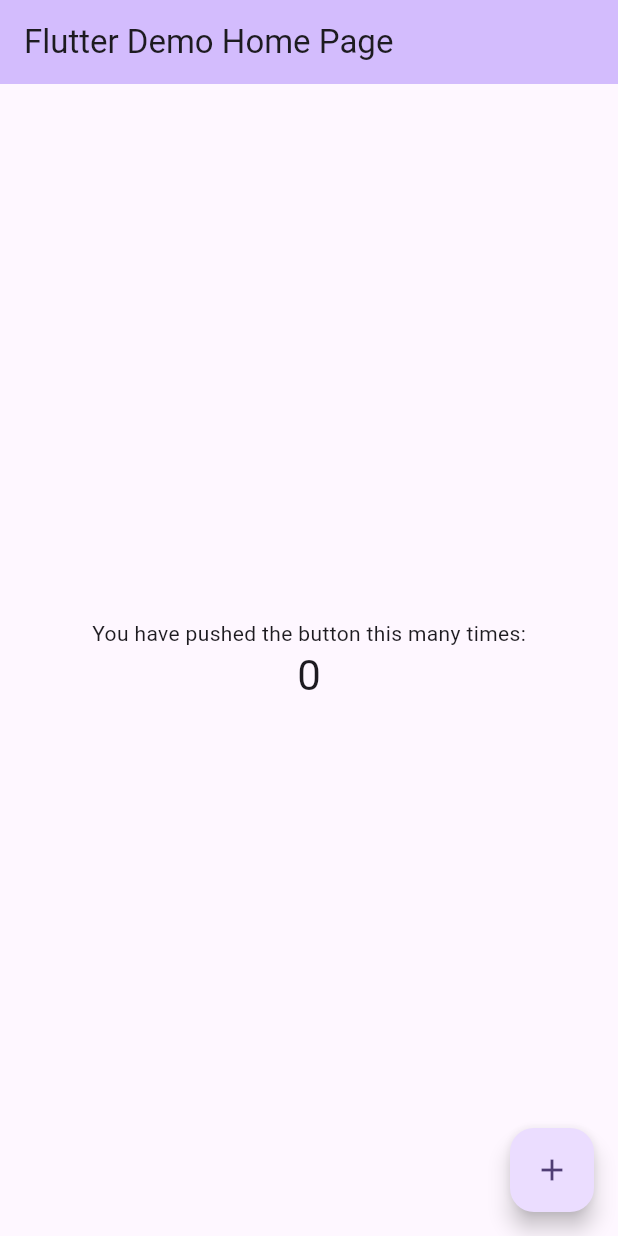
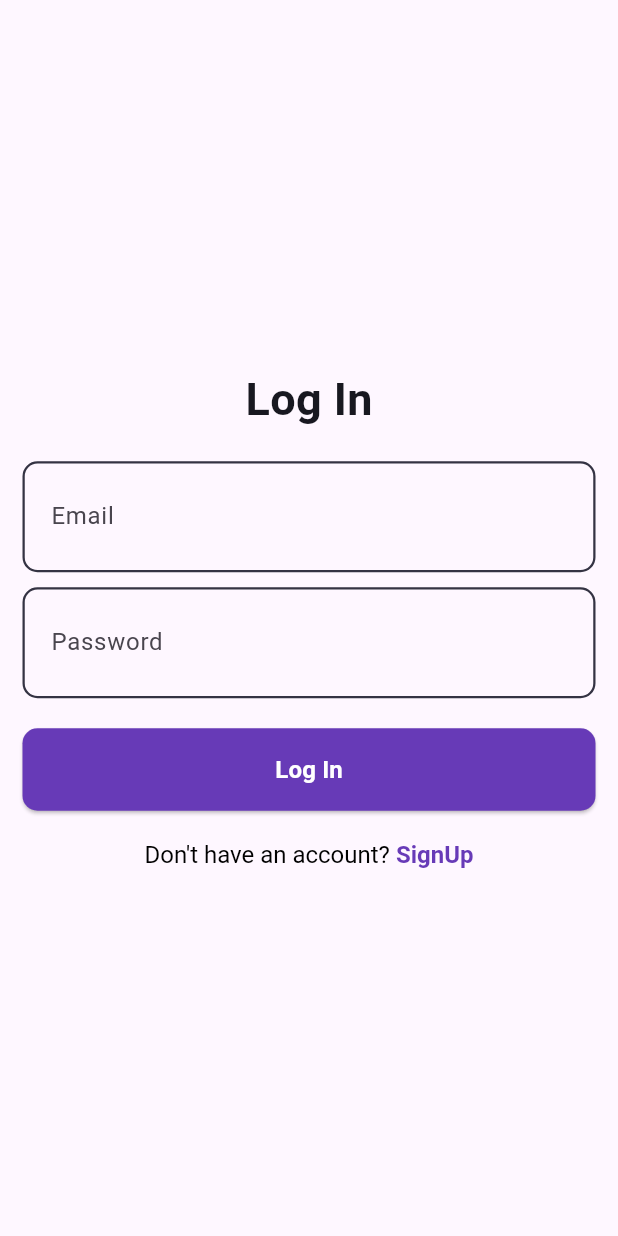
Before and after one commit to SherazArshad001/EstateVerify, a Flutter app: the screen it shows after launch, on a phone screen of 412 x 824 dp. Run offline on Flutter 3.47's test engine with Material 3 defaults, Android fonts, the phone set to English and light mode, and no system bars; our stand-ins replace bloc, go_router.

Commit message:
Auth Screen Finished

```diff
--- /dev/null
+++ b/devtools_options.yaml
@@ -0,0 +1,3 @@
+description: This file stores settings for Dart & Flutter DevTools.
+documentation: https://docs.flutter.dev/tools/devtools/extensions#configure-extension-enablement-states
+extensions:
--- /dev/null
+++ b/lib/config/routes/go_router.dart
@@ -0,0 +1,19 @@
+import 'package:go_router/go_router.dart';
+import 'package:real_estate_app/feature/auth/presentation/pages/login_page.dart';
+import 'package:real_estate_app/feature/auth/presentation/pages/signup_page.dart';
+
+class AppRouter {
+  static final GoRouter router = GoRouter(
+    initialLocation: '/login',
+    routes: [
+      GoRoute(
+        path: '/login',
+        builder: (context, state) => const LoginPage(),
+      ),
+      GoRoute(
+        path: '/signup',
+        builder: (context, state) => const SignupPage(),
+      ),
+    ],
+  );
+}
--- /dev/null
+++ b/lib/core/theme/app_pallet.dart
@@ -0,0 +1,15 @@
+import 'package:flutter/material.dart';
+
+class AppPallete {
+  static const Color backgroundColor = Color.fromRGBO(24, 24, 32, 1);
+  static const Color gradient1 = Color.fromRGBO(187, 63, 221, 1);
+  static const Color gradient2 = Color.fromRGBO(251, 109, 169, 1);
+  static const Color gradient3 = Color.fromRGBO(255, 159, 124, 1);
+  static const Color borderColor = Color.fromRGBO(52, 51, 67, 1);
+  static const Color whiteColor = Colors.white;
+  static const Color greyColor = Colors.grey;
+  static const Color errorColor = Colors.redAccent;
+  static const Color btnColor = Colors.deepPurple;
+
+  static const Color transparentColor = Colors.transparent;
+}
--- a/lib/feature/auth/presentation/pages/login_page.dart
+++ b/lib/feature/auth/presentation/pages/login_page.dart
@@ -0,0 +1,74 @@
+import 'package:flutter/material.dart';
+import 'package:go_router/go_router.dart';
+import 'package:real_estate_app/feature/auth/presentation/widgets/app_textfield.dart';
+import 'package:real_estate_app/feature/auth/presentation/widgets/auth_button.dart';
+import 'package:real_estate_app/feature/auth/presentation/widgets/auth_screen_text.dart';
+import 'package:real_estate_app/feature/auth/presentation/widgets/optional_auth_text.dart';
+
+class LoginPage extends StatefulWidget {
+  const LoginPage({super.key});
+
+  @override
+  LoginPageState createState() => LoginPageState();
+}
+
+class LoginPageState extends State<LoginPage> {
+  final TextEditingController emailController = TextEditingController();
+  final TextEditingController passwordController = TextEditingController();
+
+  @override
+  void dispose() {
+    emailController.dispose();
+    passwordController.dispose();
+    super.dispose();
+  }
+
+  @override
+  Widget build(BuildContext context) {
+    return Scaffold(
+      body: Padding(
+        padding: const EdgeInsets.all(15.0),
+        child: Column(
+          mainAxisAlignment: MainAxisAlignment.center,
+          children: [
+            AuthLogInText(
+              text: 'Log In',
+            ),
+            SizedBox(
+              height: 20,
+            ),
+            AppAuthTextField(
+              hintText: 'Email',
+              controller: emailController,
+            ),
+            SizedBox(
+              height: 10,
+            ),
+            AppAuthTextField(
+              hintText: 'Password',
+              obscureText: true,
+              controller: passwordController,
+            ),
+            SizedBox(
+              height: 20,
+            ),
+            AuthButton(
+              text: 'Log In',
+              onPressed: () {},
+            ),
+            SizedBox(
+              height: 20,
+            ),
+            AuthRichText(
+              text: "Don't have an account? ",
+              tappableText: 'SignUp',
+              onTap: () {
+                context.go('/signup');
+              },
+            )
+          ],
+        ),
+      ),
+    );
+  }
+}
--- a/lib/feature/auth/presentation/pages/signup_page.dart
+++ b/lib/feature/auth/presentation/pages/signup_page.dart
@@ -0,0 +1,84 @@
+import 'package:flutter/material.dart';
+import 'package:go_router/go_router.dart';
+import 'package:real_estate_app/feature/auth/presentation/widgets/app_textfield.dart';
+import 'package:real_estate_app/feature/auth/presentation/widgets/auth_button.dart';
+import 'package:real_estate_app/feature/auth/presentation/widgets/auth_screen_text.dart';
+import 'package:real_estate_app/feature/auth/presentation/widgets/optional_auth_text.dart';
+
+class SignupPage extends StatefulWidget {
+  const SignupPage({super.key});
+
+  @override
+  SignupPageState createState() => SignupPageState();
+}
+
+class SignupPageState extends State<SignupPage> {
+  final TextEditingController nameController = TextEditingController();
+
+  final TextEditingController emailController = TextEditingController();
+  final TextEditingController passwordController = TextEditingController();
+
+  @override
+  void dispose() {
+    nameController.dispose();
+    emailController.dispose();
+    passwordController.dispose();
+    super.dispose();
+  }
+
+  @override
+  Widget build(BuildContext context) {
+    return Scaffold(
+      body: Padding(
+        padding: const EdgeInsets.all(15.0),
+        child: Column(
+          mainAxisAlignment: MainAxisAlignment.center,
+          children: [
+            AuthLogInText(
+              text: 'Sign Up',
+            ),
+            SizedBox(
+              height: 20,
+            ),
+            AppAuthTextField(
+              hintText: 'Your Name',
+              controller: nameController,
+            ),
+            SizedBox(
+              height: 10,
+            ),
+            AppAuthTextField(
+              hintText: 'Your Email',
+              controller: emailController,
+            ),
+            SizedBox(
+              height: 10,
+            ),
+            AppAuthTextField(
+              hintText: 'Password',
+              obscureText: true,
+              controller: passwordController,
+            ),
+            SizedBox(
+              height: 20,
+            ),
+            AuthButton(
+              text: 'Sign Up',
+              onPressed: () {},
+            ),
+            SizedBox(
+              height: 20,
+            ),
+            AuthRichText(
+              text: "Already have an account? ",
+              tappableText: 'Log In',
+              onTap: () {
+                context.go('/login');
+              },
+            )
+          ],
+        ),
+      ),
+    );
+  }
+}
--- a/lib/feature/auth/presentation/widgets/app_textfield.dart
+++ b/lib/feature/auth/presentation/widgets/app_textfield.dart
@@ -0,0 +1,39 @@
+import 'package:flutter/material.dart';
+import 'package:real_estate_app/core/theme/app_pallet.dart';
+
+class AppAuthTextField extends StatelessWidget {
+  final String hintText;
+  final TextEditingController? controller;
+  final TextInputType? keyboardType;
+  final bool obscureText;
+
+  const AppAuthTextField({
+    super.key,
+    required this.hintText,
+    this.controller,
+    this.keyboardType,
+    this.obscureText = false,
+  });
+  OutlineInputBorder _border(
+      {Color color = AppPallete.borderColor, double width = 1.5}) {
+    return OutlineInputBorder(
+      borderRadius: BorderRadius.circular(10),
+      borderSide: BorderSide(color: color, width: width),
+    );
+  }
+
+  @override
+  Widget build(BuildContext context) {
+    return TextFormField(
+      controller: controller,
+      keyboardType: keyboardType,
+      obscureText: obscureText,
+      decoration: InputDecoration(
+        hintText: hintText,
+        enabledBorder: _border(),
+        focusedBorder: _border(color: AppPallete.btnColor),
+        contentPadding: EdgeInsets.symmetric(horizontal: 15, vertical: 25),
+      ),
+    );
+  }
+}
--- /dev/null
+++ b/lib/feature/auth/presentation/widgets/auth_button.dart
@@ -0,0 +1,45 @@
+import 'package:flutter/material.dart';
+import 'package:real_estate_app/core/theme/app_pallet.dart';
+
+class AuthButton extends StatelessWidget {
+  final String text;
+  final VoidCallback onPressed;
+  final Color color;
+  final double borderRadius;
+  final double height;
+  final double width;
+
+  const AuthButton({
+    super.key,
+    required this.text,
+    required this.onPressed,
+    this.color = AppPallete.btnColor,
+    this.borderRadius = 10.0,
+    this.height = 55.0,
+    this.width = double.infinity,
+  });
+
+  @override
+  Widget build(BuildContext context) {
+    return SizedBox(
+      height: height,
+      width: width,
+      child: ElevatedButton(
+        onPressed: onPressed,
+        style: ElevatedButton.styleFrom(
+          backgroundColor: color,
+          shape: RoundedRectangleBorder(
+            borderRadius: BorderRadius.circular(borderRadius),
+          ),
+        ),
+        child: Text(
+          text,
+          style: TextStyle(
+              fontSize: 16,
+              fontWeight: FontWeight.bold,
+              color: AppPallete.whiteColor),
+        ),
+      ),
+    );
+  }
+}
--- /dev/null
+++ b/lib/feature/auth/presentation/widgets/auth_screen_text.dart
@@ -0,0 +1,23 @@
+import 'package:flutter/material.dart';
+import 'package:real_estate_app/core/theme/app_pallet.dart';
+
+class AuthLogInText extends StatelessWidget {
+  final String text;
+
+  const AuthLogInText({
+    super.key,
+    required this.text,
+  });
+
+  @override
+  Widget build(BuildContext context) {
+    return Text(
+      text,
+      style: TextStyle(
+        color: AppPallete.backgroundColor,
+        fontSize: 30,
+        fontWeight: FontWeight.bold,
+      ),
+    );
+  }
+}
--- /dev/null
+++ b/lib/feature/auth/presentation/widgets/optional_auth_text.dart
@@ -0,0 +1,39 @@
+import 'package:flutter/gestures.dart';
+import 'package:flutter/material.dart';
+import 'package:real_estate_app/core/theme/app_pallet.dart';
+
+class AuthRichText extends StatelessWidget {
+  final String text;
+  final String tappableText;
+  final VoidCallback? onTap;
+
+  const AuthRichText({
+    super.key,
+    required this.text,
+    required this.tappableText,
+    required this.onTap,
+  });
+
+  @override
+  Widget build(BuildContext context) {
+    return RichText(
+      text: TextSpan(
+        style: TextStyle(
+          color: Colors.black,
+          fontSize: 16,
+        ),
+        children: [
+          TextSpan(text: text),
+          TextSpan(
+            text: tappableText,
+            style: TextStyle(
+              fontWeight: FontWeight.bold,
+              color: AppPallete.btnColor,
+            ),
+            recognizer: TapGestureRecognizer()..onTap = onTap,
+          ),
+        ],
+      ),
+    );
+  }
+}
--- a/lib/main.dart
+++ b/lib/main.dart
@@ -1,4 +1,6 @@
 import 'package:flutter/material.dart';
+import 'package:real_estate_app/config/routes/go_router.dart';
+
 
 void main() {
   runApp(const MyApp());
@@ -9,61 +11,14 @@ class MyApp extends StatelessWidget {
 
   @override
   Widget build(BuildContext context) {
-    return MaterialApp(
+    return MaterialApp.router(
+      routerConfig: AppRouter.router,
+      debugShowCheckedModeBanner: false,
       title: 'Flutter Demo',
       theme: ThemeData(
         colorScheme: ColorScheme.fromSeed(seedColor: Colors.deepPurple),
         useMaterial3: true,
       ),
-      home: const MyHomePage(title: 'Flutter Demo Home Page'),
     );
   }
 }
-
-class MyHomePage extends StatefulWidget {
-  const MyHomePage({super.key, required this.title});
-
-  final String title;
-
-  @override
-  State<MyHomePage> createState() => _MyHomePageState();
-}
-
-class _MyHomePageState extends State<MyHomePage> {
-  int _counter = 0;
-
-  void _incrementCounter() {
-    setState(() {
-      _counter++;
-    });
-  }
-
-  @override
-  Widget build(BuildContext context) {
-    return Scaffold(
-      appBar: AppBar(
-        backgroundColor: Theme.of(context).colorScheme.inversePrimary,
-        title: Text(widget.title),
-      ),
-      body: Center(
-        child: Column(
-          mainAxisAlignment: MainAxisAlignment.center,
-          children: <Widget>[
-            const Text(
-              'You have pushed the button this many times:',
-            ),
-            Text(
-              '$_counter',
-              style: Theme.of(context).textTheme.headlineMedium,
-            ),
-          ],
-        ),
-      ),
-      floatingActionButton: FloatingActionButton(
-        onPressed: _incrementCounter,
-        tooltip: 'Increment',
-        child: const Icon(Icons.add),
-      ),
-    );
-  }
-}
--- a/pubspec.yaml
+++ b/pubspec.yaml
@@ -31,6 +31,9 @@ dependencies:
   flutter:
     sdk: flutter
   flutter_bloc:
+  fpdart: ^1.1.1
+  go_router: ^14.7.2
+
 
   # The following adds the Cupertino Icons font to your application.
   # Use with the CupertinoIcons class for iOS style icons.
```
Also changed, not shown: pubspec.lock.
